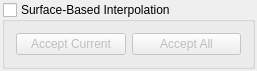
MITK/MITK, file Modules/SegmentationUI/Qmitk/QmitkSurfaceBasedInterpolatorControls.ui: the form before one commit.
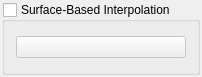
The form after the commit. Icons and pictures are not drawn.

Commit message: started adapting the surface-based interpolation

The edit to the form file:
```diff
--- a/Modules/SegmentationUI/Qmitk/QmitkSurfaceBasedInterpolatorControls.ui
+++ b/Modules/SegmentationUI/Qmitk/QmitkSurfaceBasedInterpolatorControls.ui
@@ -6,8 +6,8 @@
    <rect>
     <x>0</x>
     <y>0</y>
-    <width>257</width>
-    <height>61</height>
+    <width>179</width>
+    <height>77</height>
    </rect>
   </property>
   <property name="sizePolicy">
@@ -50,22 +50,17 @@
       <item>
        <widget class="QPushButton" name="m_btApply">
         <property name="text">
-         <string>Accept Current</string>
+         <string/>
         </property>
         <property name="icon">
          <iconset resource="../resources/SegmentationUI.qrc">
           <normaloff>:/Qmitk/AcceptCurrentInterpolation.png</normaloff>:/Qmitk/AcceptCurrentInterpolation.png</iconset>
         </property>
-       </widget>
-      </item>
-      <item>
-       <widget class="QPushButton" name="m_btApplyForAllSlices">
-        <property name="text">
-         <string>Accept All</string>
-        </property>
-        <property name="icon">
-         <iconset resource="../resources/SegmentationUI.qrc">
-          <normaloff>:/Qmitk/AcceptAllInterpolations.png</normaloff>:/Qmitk/AcceptAllInterpolations.png</iconset>
+        <property name="iconSize">
+         <size>
+          <width>32</width>
+          <height>32</height>
+         </size>
         </property>
        </widget>
       </item>
```
Left out of the diff: 4 changed lines with no effect on the pictures. The commit also changes 6 other files.
